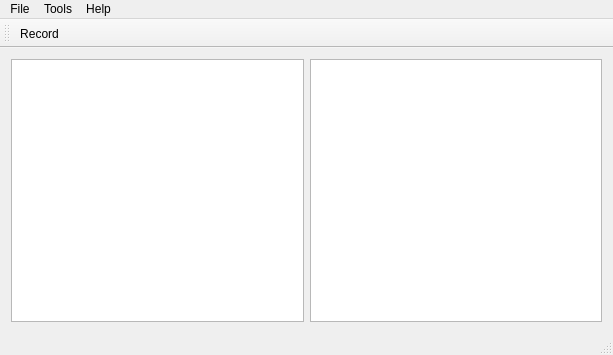
Qt form mainwindow.ui (domoritz/drummy) before a commit.
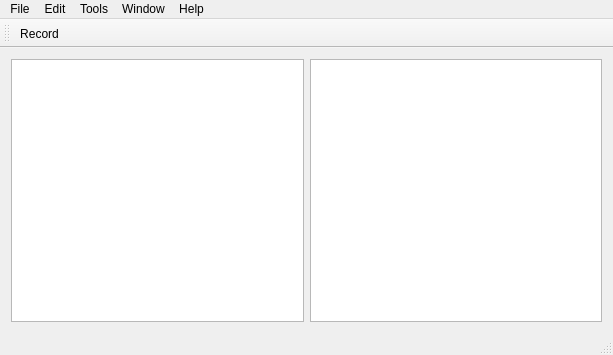
The same form after that commit. Icons and pictures are not drawn.

Patch:
```diff
--- a/mainwindow.ui
+++ b/mainwindow.ui
@@ -54,8 +54,27 @@
     </property>
     <addaction name="actionQuit"/>
    </widget>
+   <widget class="QMenu" name="menuEdit">
+    <property name="title">
+     <string>Edit</string>
+    </property>
+    <addaction name="actionCut"/>
+    <addaction name="actionCopy"/>
+    <addaction name="actionPaste"/>
+    <addaction name="actionDelete"/>
+    <addaction name="separator"/>
+    <addaction name="actionSelect_All"/>
+   </widget>
+   <widget class="QMenu" name="menuWindow">
+    <property name="title">
+     <string>Window</string>
+    </property>
+    <addaction name="actionFullscreen"/>
+   </widget>
    <addaction name="menuFile"/>
+   <addaction name="menuEdit"/>
    <addaction name="menuTools"/>
+   <addaction name="menuWindow"/>
    <addaction name="menuHelp"/>
   </widget>
   <widget class="QStatusBar" name="statusBar"/>
```
Left out of the diff: 53 changed lines with no effect on the pictures.
